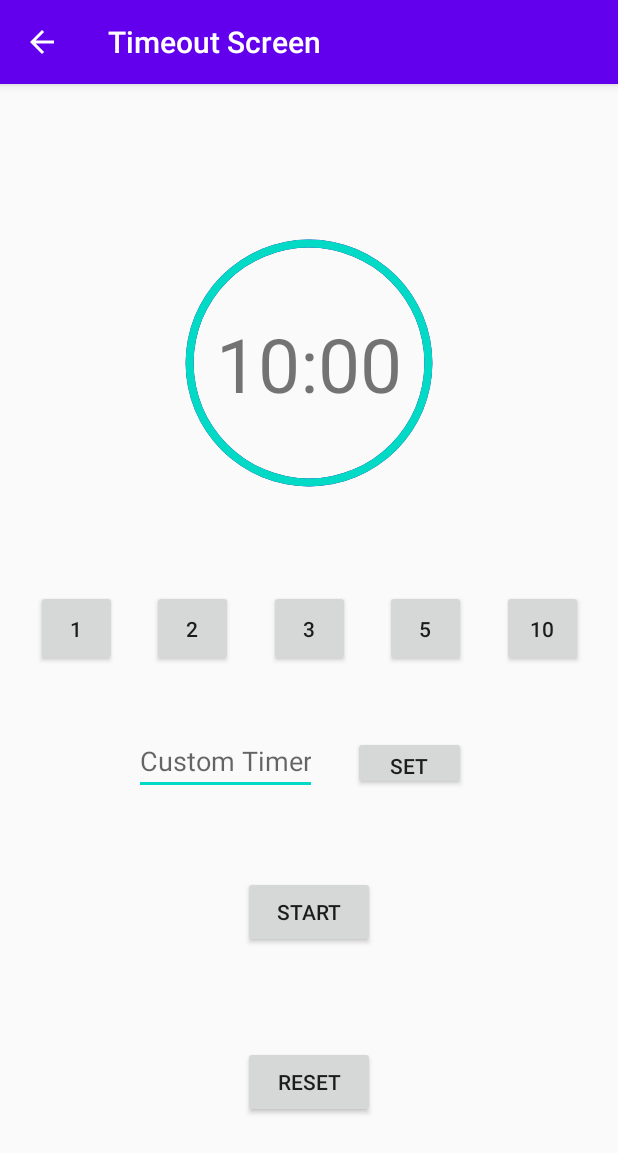
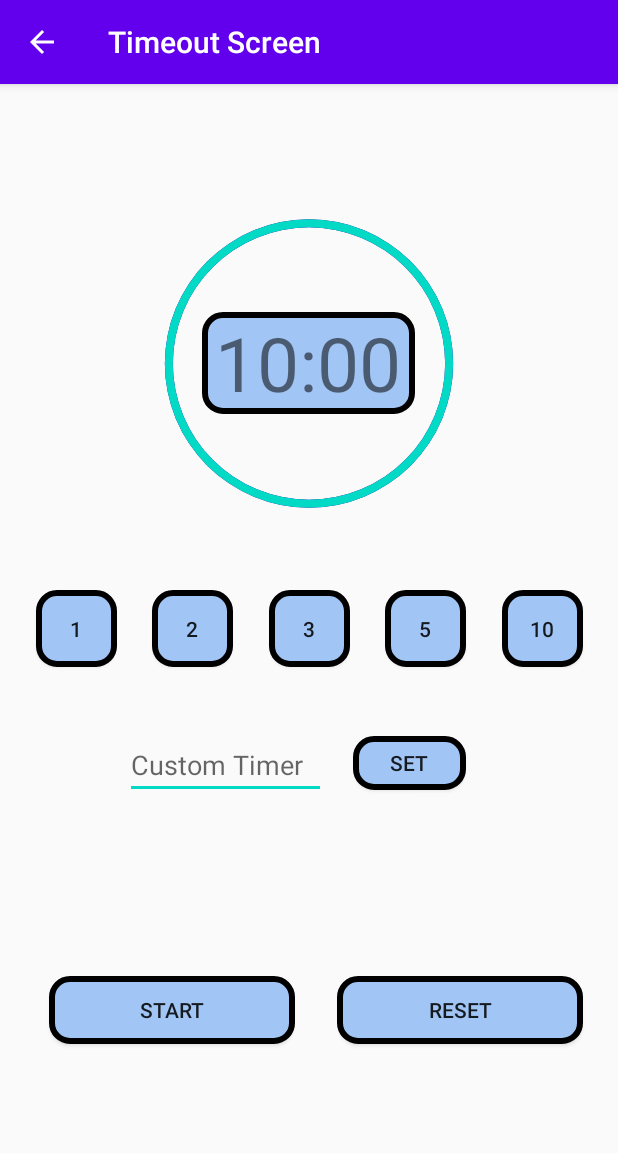
Before and after one commit to Haibhailie/ChildManager, an Android app: the Timeout screen opened directly, with no data from a screen before it, on a phone screen of 412 x 824 dp. Shown: the top 1153 px of the screen. Run offline under Robolectric (Android 15) with nearby library versions, the phone set to English and light mode, and no system bars.

Commit message:
Changed buttons and changed calming videos

```diff
--- a/app/src/main/java/com/example/project/Timeout/Timeout.java
+++ b/app/src/main/java/com/example/project/Timeout/Timeout.java
@@ -43,8 +43,8 @@ public class Timeout extends AppCompatActivity implements View.OnClickListener {
     private NotificationManager manager;
     private NotificationCompat.Builder builder;
     private MediaPlayer alarmSound;
-    private long timeLeft = 6000; //default value is 10 mins
-    private long timeLeftbackup = 6000;
+    private long timeLeft = 600000; //default value is 10 mins
+    private long timeLeftbackup = 600000;
     private boolean isRunning;
     private int[] gifSelector = {R.drawable.relaxing1, R.drawable.relaxing2, R.drawable.relaxing3, R.drawable.relaxing4, R.drawable.relaxing5};
     private final String TAG = "Timout Activity";
@@ -258,8 +258,6 @@ public class Timeout extends AppCompatActivity implements View.OnClickListener {
     private void startCalmingVideo(){
         Random random = new Random();
         int gifNumber = random.nextInt(4)+0;
-        if(gifNumber==0||gifNumber==1||gifNumber==4)
-            CDText.setTextColor(Color.WHITE);
         calmingBGVideo.setBackgroundResource(gifSelector[gifNumber]);
         calmingBGVideo.setVisibility(View.VISIBLE);
     }
--- /dev/null
+++ b/app/src/main/res/drawable/main_button.xml
@@ -0,0 +1,7 @@
+<?xml version="1.0" encoding="utf-8"?>
+<selector xmlns:android="http://schemas.android.com/apk/res/android">
+    <item android:state_pressed="true" android:drawable="@drawable/main_button_clicked" />
+    <item android:state_focused="true" android:drawable="@drawable/main_button_focused" />
+    <item android:drawable="@drawable/main_button_bg" />
+
+</selector>
--- a/app/src/main/res/drawable/main_button_bg.xml
+++ b/app/src/main/res/drawable/main_button_bg.xml
@@ -9,7 +9,6 @@
     <solid
         android:color="#A1C5F4" />
 
-
     <corners
         android:bottomLeftRadius="12dp"
         android:bottomRightRadius="12dp"
--- /dev/null
+++ b/app/src/main/res/drawable/main_button_clicked.xml
@@ -0,0 +1,17 @@
+<?xml version="1.0" encoding="utf-8"?>
+
+<shape xmlns:android="http://schemas.android.com/apk/res/android"
+    android:shape="rectangle">
+    <stroke
+        android:width="4dp"
+        android:color="#000000" />
+
+    <solid
+        android:color="#ff8c00" />
+
+    <corners
+        android:bottomLeftRadius="12dp"
+        android:bottomRightRadius="12dp"
+        android:topLeftRadius="12dp"
+        android:topRightRadius="12dp" />
+</shape>
--- /dev/null
+++ b/app/src/main/res/drawable/main_button_focused.xml
@@ -0,0 +1,17 @@
+<?xml version="1.0" encoding="utf-8"?>
+
+<shape xmlns:android="http://schemas.android.com/apk/res/android"
+    android:shape="rectangle">
+    <stroke
+        android:width="4dp"
+        android:color="#000000" />
+
+    <solid
+        android:color="#fed8b1" />
+
+    <corners
+        android:bottomLeftRadius="12dp"
+        android:bottomRightRadius="12dp"
+        android:topLeftRadius="12dp"
+        android:topRightRadius="12dp" />
+</shape>
--- a/app/src/main/res/layout/content_timeout.xml
+++ b/app/src/main/res/layout/content_timeout.xml
@@ -18,8 +18,8 @@
     <ProgressBar
         android:id="@+id/timerProgressBG"
         style="?android:progressBarStyleHorizontal"
-        android:layout_width="200dp"
-        android:layout_height="200dp"
+        android:layout_width="236dp"
+        android:layout_height="227dp"
         android:layout_marginStart="143dp"
         android:layout_marginTop="127dp"
         android:layout_marginEnd="144dp"
@@ -34,8 +34,8 @@
     <ProgressBar
         android:id="@+id/timerProgress"
         style="?android:progressBarStyleHorizontal"
-        android:layout_width="200dp"
-        android:layout_height="200dp"
+        android:layout_width="236dp"
+        android:layout_height="227dp"
         android:layout_marginStart="143dp"
         android:layout_marginTop="127dp"
         android:layout_marginEnd="144dp"
@@ -49,28 +49,16 @@
 
     <TextView
         android:id="@+id/countdownText"
-        android:layout_width="wrap_content"
-        android:layout_height="wrap_content"
+        android:layout_width="142dp"
+        android:layout_height="68dp"
         android:layout_marginStart="143dp"
         android:layout_marginTop="127dp"
         android:layout_marginEnd="144dp"
         android:layout_marginBottom="523dp"
+        android:background="@drawable/main_button_bg"
         android:text="@string/_10_00"
+        android:textAlignment="center"
         android:textSize="50sp"
-        app:layout_constraintBottom_toBottomOf="parent"
-        app:layout_constraintEnd_toEndOf="parent"
-        app:layout_constraintStart_toStartOf="parent"
-        app:layout_constraintTop_toTopOf="parent" />
-
-    <Button
-        android:id="@+id/startCountdown"
-        android:layout_width="wrap_content"
-        android:layout_height="wrap_content"
-        android:layout_marginStart="161dp"
-        android:layout_marginTop="445dp"
-        android:layout_marginEnd="162dp"
-        android:layout_marginBottom="110dp"
-        android:text="@string/start"
         app:layout_constraintBottom_toBottomOf="parent"
         app:layout_constraintEnd_toEndOf="parent"
         app:layout_constraintStart_toStartOf="parent"
@@ -79,17 +67,31 @@
 
     <Button
         android:id="@+id/resetCountdown"
-        android:layout_width="wrap_content"
-        android:layout_height="wrap_content"
-        android:layout_marginStart="161dp"
-        android:layout_marginTop="24dp"
-        android:layout_marginEnd="162dp"
-        android:layout_marginBottom="38dp"
+        android:layout_width="164dp"
+        android:layout_height="45dp"
+        android:layout_marginTop="512dp"
+        android:layout_marginEnd="23dp"
+        android:layout_marginBottom="46dp"
+        android:background="@drawable/main_button"
         android:text="@string/reset"
         app:layout_constraintBottom_toBottomOf="parent"
         app:layout_constraintEnd_toEndOf="parent"
+        app:layout_constraintTop_toTopOf="parent" />
+
+    <Button
+        android:id="@+id/startCountdown"
+        android:layout_width="164dp"
+        android:layout_height="45dp"
+        android:layout_marginStart="32dp"
+        android:layout_marginTop="512dp"
+        android:layout_marginEnd="28dp"
+        android:layout_marginBottom="46dp"
+        android:background="@drawable/main_button"
+        android:text="@string/start"
+        app:layout_constraintBottom_toBottomOf="parent"
+        app:layout_constraintEnd_toStartOf="@+id/resetCountdown"
         app:layout_constraintStart_toStartOf="parent"
-        app:layout_constraintTop_toBottomOf="@+id/startCountdown" />
+        app:layout_constraintTop_toTopOf="parent" />
 
     <Button
         android:id="@+id/min1Button"
@@ -97,6 +99,7 @@
         android:layout_height="51dp"
         android:layout_marginTop="255dp"
         android:layout_marginBottom="297dp"
+        android:background="@drawable/main_button"
         android:text="@string/_1"
         app:layout_constraintBottom_toBottomOf="parent"
         app:layout_constraintEnd_toStartOf="@+id/min2Button"
@@ -110,6 +113,7 @@
         android:layout_height="51dp"
         android:layout_marginTop="255dp"
         android:layout_marginBottom="297dp"
+        android:background="@drawable/main_button"
         android:text="@string/_2"
         app:layout_constraintBottom_toBottomOf="parent"
         app:layout_constraintEnd_toStartOf="@+id/min3Button"
@@ -123,6 +127,7 @@
         android:layout_height="51dp"
         android:layout_marginTop="255dp"
         android:layout_marginBottom="297dp"
+        android:background="@drawable/main_button"
         android:text="@string/_3"
         app:layout_constraintBottom_toBottomOf="parent"
         app:layout_constraintEnd_toStartOf="@+id/min5Button"
@@ -136,6 +141,7 @@
         android:layout_height="51dp"
         android:layout_marginTop="255dp"
         android:layout_marginBottom="297dp"
+        android:background="@drawable/main_button"
         android:text="@string/_5"
         app:layout_constraintBottom_toBottomOf="parent"
         app:layout_constraintEnd_toStartOf="@+id/min10Button"
@@ -149,6 +155,7 @@
         android:layout_height="51dp"
         android:layout_marginTop="255dp"
         android:layout_marginBottom="297dp"
+        android:background="@drawable/main_button"
         android:text="@string/_10"
         app:layout_constraintBottom_toBottomOf="parent"
         app:layout_constraintEnd_toEndOf="parent"
@@ -163,6 +170,7 @@
         android:layout_marginTop="352dp"
         android:layout_marginEnd="101dp"
         android:layout_marginBottom="215dp"
+        android:background="@drawable/main_button"
         android:text="@string/set"
         app:layout_constraintBottom_toBottomOf="parent"
         app:layout_constraintEnd_toEndOf="parent"
@@ -170,7 +178,6 @@
 
     <Button
         android:id="@+id/stopButton"
-        android:visibility="gone"
         android:layout_width="310dp"
         android:layout_height="76dp"
         android:layout_marginStart="50dp"
@@ -179,6 +186,7 @@
         android:layout_marginBottom="147dp"
         android:text="@string/stop"
         android:textSize="24sp"
+        android:visibility="gone"
         app:layout_constraintBottom_toBottomOf="parent"
         app:layout_constraintEnd_toEndOf="parent"
         app:layout_constraintStart_toStartOf="parent"
@@ -186,20 +194,21 @@
 
     <EditText
         android:id="@+id/customTimerText"
-        android:layout_width="122dp"
-        android:layout_height="39dp"
+        android:layout_width="134dp"
+        android:layout_height="45dp"
         android:layout_marginStart="89dp"
         android:layout_marginTop="352dp"
         android:layout_marginEnd="24dp"
         android:layout_marginBottom="212dp"
+        android:autofillHints=""
         android:ems="10"
+        android:gravity="center_vertical"
         android:hint="@string/custom_timer"
         android:inputType="number"
         app:layout_constraintBottom_toBottomOf="parent"
         app:layout_constraintEnd_toStartOf="@+id/customButton"
         app:layout_constraintStart_toStartOf="parent"
-        app:layout_constraintTop_toTopOf="parent"
-        android:autofillHints="" />
+        app:layout_constraintTop_toTopOf="parent" />
 
 
 </androidx.constraintlayout.widget.ConstraintLayout>
--- a/app/src/main/res/layout/heads_tails_message.xml
+++ b/app/src/main/res/layout/heads_tails_message.xml
@@ -18,6 +18,7 @@
         <Button
             android:id="@+id/message_layout_heads_button"
             android:layout_width="wrap_content"
+            android:background="@drawable/main_button"
             android:layout_height="wrap_content"
             android:text="@string/message_layout_heads_button_text" />
 
@@ -31,6 +32,7 @@
         <Button
             android:id="@+id/message_layout_tails_button"
             android:layout_width="wrap_content"
+            android:background="@drawable/main_button"
             android:layout_height="wrap_content"
             android:text="@string/message_layout_tails_button_text" />
     </LinearLayout>
```
Also changed, not shown: app/src/main/res/drawable/ic_baseline_arrow_forward_24.xml (added, +10 -0 lines), app/src/main/res/drawable/text_bg.xml (added, +17 -0 lines), app/src/main/res/layout/child_list.xml (+5 -3 lines), app/src/main/res/layout/content_choose_child_coin_flip.xml (+5 -3 lines), app/src/main/res/layout/content_coin_flip.xml (+5 -2 lines), app/src/main/res/layout/content_coin_flip_history.xml (+30 -8 lines), app/src/main/res/layout/content_view_child.xml (+21 -6 lines), app/src/main/res/values/strings.xml (+4 -3 lines), 4 other files.
